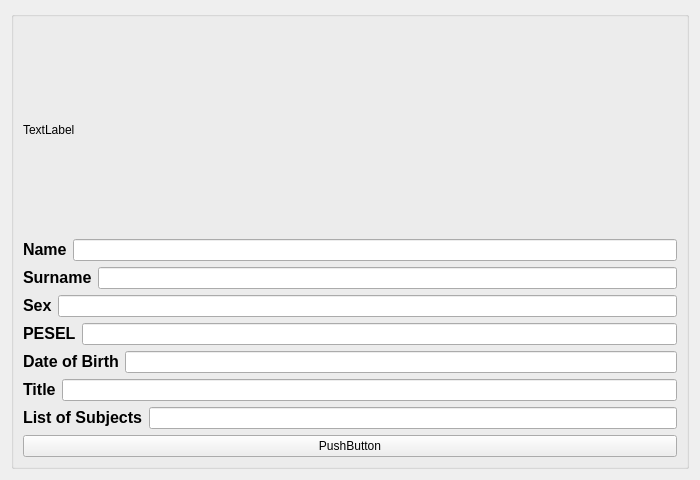
This is QTeachersApp/View/create.ui in Hubertius/All-Teachers-In-System as Qt 5 draws it before an edit. The edited form follows.
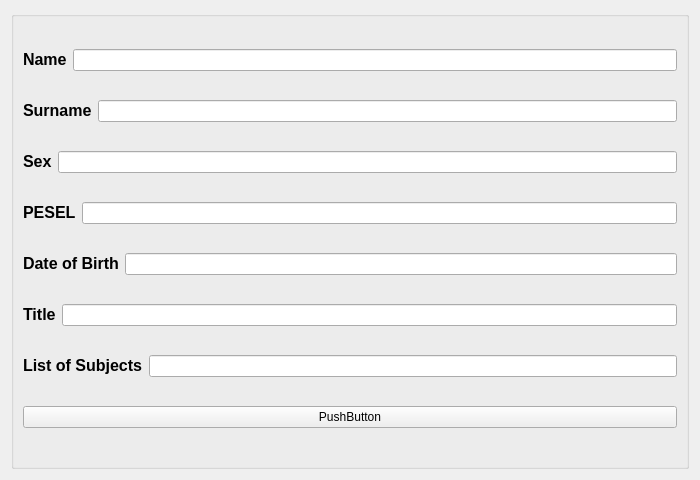
This is the edited form.

Commit message: Little work on "Create" mode

The edit to the form file:
```diff
--- a/QTeachersApp/View/create.ui
+++ b/QTeachersApp/View/create.ui
@@ -20,13 +20,6 @@
       <string/>
      </property>
      <layout class="QVBoxLayout" name="verticalLayout_2">
-      <item>
-       <widget class="QLabel" name="labelCreateConn">
-        <property name="text">
-         <string>TextLabel</string>
-        </property>
-       </widget>
-      </item>
       <item>
        <layout class="QHBoxLayout" name="horizontalLayout_7">
         <item>
```
Left out of the diff: 28 changed lines with no effect on the pictures. The commit also changes 8 other files.
